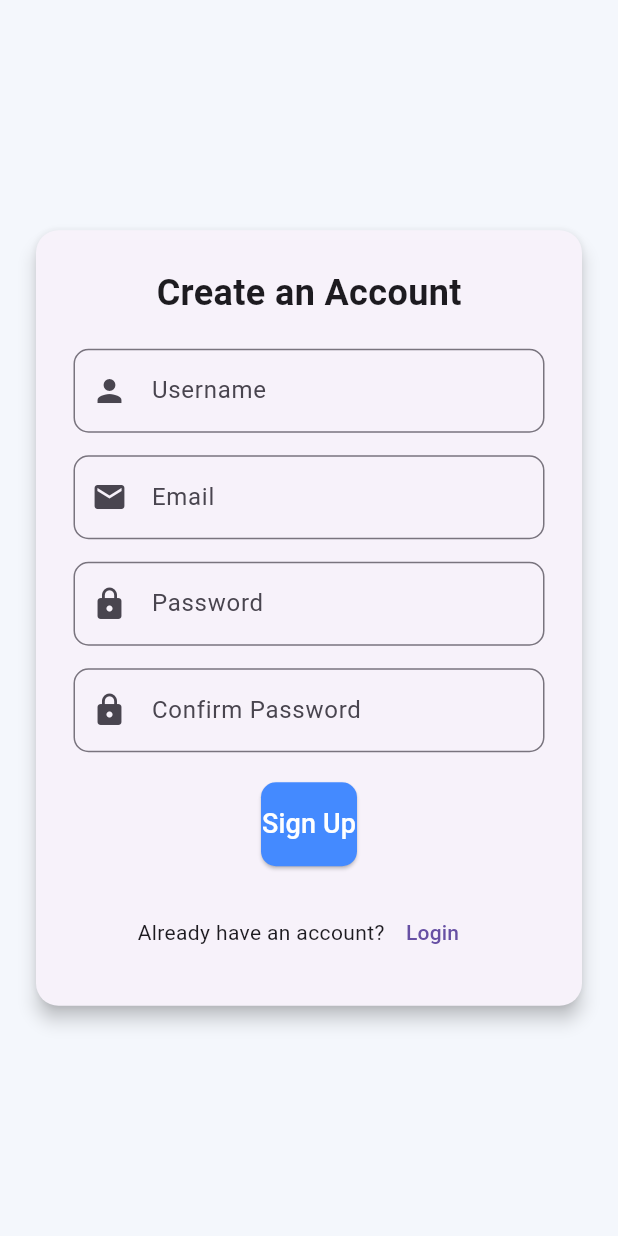
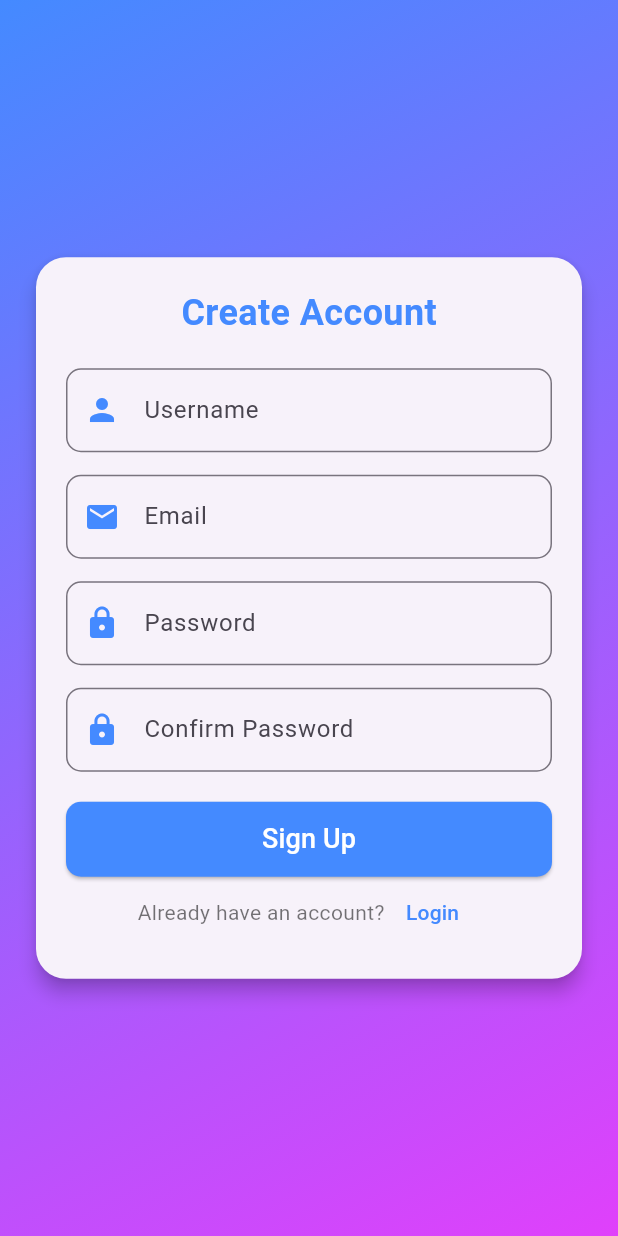
Before and after one commit to filax1/login-page, a Flutter app: the screen it shows after launch, after a tap on "Sign Up", on a phone screen of 412 x 824 dp. Run offline on Flutter 3.47's test engine with Material 3 defaults, Android fonts, the phone set to English and light mode, and no system bars.

Commit message:
make the sign up page consistent with the login page

```diff
--- a/lib/Screens/login_screen.dart
+++ b/lib/Screens/login_screen.dart
@@ -91,7 +91,7 @@ class LoginScreen extends StatelessWidget {
                           onPressed: () {
                             Navigator.push(
                             context,
-                            MaterialPageRoute(builder: (context) => SignUpPage()),
+                            MaterialPageRoute(builder: (context) => SignUpScreen()),
                           );
                           },
                           child: const Text("Sign Up", style: TextStyle(color: Colors.blueAccent)),
--- a/lib/Screens/sign_up_screen.dart
+++ b/lib/Screens/sign_up_screen.dart
@@ -1,182 +1,122 @@
 import 'package:flutter/material.dart';
+import 'home_screen.dart'; // Import the HomeScreen
+import 'login_screen.dart'; // Import LoginScreen for navigation
 
-void main() {
-  runApp(MyApp());
-}
-
-class MyApp extends StatelessWidget {
-  @override
-  Widget build(BuildContext context) {
-    return MaterialApp(
-      home: SignUpPage(),
-      debugShowCheckedModeBanner: false,
-    );
-  }
-}
-
-class SignUpPage extends StatefulWidget {
-  @override
-  _SignUpPageState createState() => _SignUpPageState();
-}
-
-class _SignUpPageState extends State<SignUpPage> {
-  final _formKey = GlobalKey<FormState>();
-
-  final TextEditingController _usernameController = TextEditingController();
-  final TextEditingController _emailController = TextEditingController();
-  final TextEditingController _passwordController = TextEditingController();
-  final TextEditingController _confirmPasswordController = TextEditingController();
+class SignUpScreen extends StatelessWidget {
+  const SignUpScreen({super.key});
 
   @override
   Widget build(BuildContext context) {
+    TextEditingController usernameController = TextEditingController();
+    TextEditingController emailController = TextEditingController();
+    TextEditingController passwordController = TextEditingController();
+    TextEditingController confirmPasswordController = TextEditingController();
+
     return Scaffold(
-      backgroundColor: Color(0xFFF4F7FC),
-      body: Center(
+      body: Container(
+        decoration: const BoxDecoration(
+          gradient: LinearGradient(
+            colors: [Colors.blueAccent, Colors.purpleAccent],
+            begin: Alignment.topLeft,
+            end: Alignment.bottomRight,
+          ),
+        ),
+        child: Center(
           child: Padding(
-          padding: EdgeInsets.symmetric(horizontal: 20),
+            padding: const EdgeInsets.all(20.0),
             child: Card(
-            shape: RoundedRectangleBorder(
-              borderRadius: BorderRadius.circular(15),
-            ),
+              shape: RoundedRectangleBorder(borderRadius: BorderRadius.circular(20)),
               elevation: 5,
               child: Padding(
-              padding: const EdgeInsets.all(25.0),
+                padding: const EdgeInsets.all(20),
                 child: Column(
                   mainAxisSize: MainAxisSize.min,
                   children: [
-                  Text(
-                    'Create an Account',
-                    style: TextStyle(
-                      fontSize: 24,
-                      fontWeight: FontWeight.bold,
+                    const Text(
+                      "Create Account",
+                      style: TextStyle(fontSize: 24, fontWeight: FontWeight.bold, color: Colors.blueAccent),
+                    ),
+                    const SizedBox(height: 20),
+
+                    // Username Field
+                    TextField(
+                      controller: usernameController,
+                      decoration: InputDecoration(
+                        prefixIcon: const Icon(Icons.person, color: Colors.blueAccent),
+                        labelText: "Username",
+                        border: OutlineInputBorder(borderRadius: BorderRadius.circular(10)),
                       ),
                     ),
-                  SizedBox(height: 20),
-                  Form(
-                    key: _formKey,
-                    child: Column(
-                      children: [
-                        // Username Field
-                        TextFormField(
-                          controller: _usernameController,
-                          decoration: InputDecoration(
-                            labelText: 'Username',
-                            border: OutlineInputBorder(
-                              borderRadius: BorderRadius.circular(10),
-                            ),
-                            prefixIcon: Icon(Icons.person),
-                          ),
-                          validator: (value) {
-                            if (value == null || value.isEmpty) {
-                              return 'Please enter a username';
-                            }
-                            return null;
-                          },
-                        ),
-                        SizedBox(height: 15),
+                    const SizedBox(height: 15),
 
                     // Email Field
-                        TextFormField(
-                          controller: _emailController,
+                    TextField(
+                      controller: emailController,
+                      keyboardType: TextInputType.emailAddress,
                       decoration: InputDecoration(
-                            labelText: 'Email',
-                            border: OutlineInputBorder(
-                              borderRadius: BorderRadius.circular(10),
+                        prefixIcon: const Icon(Icons.email, color: Colors.blueAccent),
+                        labelText: "Email",
+                        border: OutlineInputBorder(borderRadius: BorderRadius.circular(10)),
                       ),
-                            prefixIcon: Icon(Icons.email),
                     ),
-                          validator: (value) {
-                            if (value == null || value.isEmpty) {
-                              return 'Please enter an email';
-                            } else if (!RegExp(r"^[a-zA-Z0-9+_.-]+@[a-zA-Z0-9.-]+$").hasMatch(value)) {
-                              return 'Please enter a valid email';
-                            }
-                            return null;
-                          },
-                        ),
-                        SizedBox(height: 15),
+                    const SizedBox(height: 15),
 
                     // Password Field
-                        TextFormField(
-                          controller: _passwordController,
+                    TextField(
+                      controller: passwordController,
                       obscureText: true,
                       decoration: InputDecoration(
-                            labelText: 'Password',
-                            border: OutlineInputBorder(
-                              borderRadius: BorderRadius.circular(10),
+                        prefixIcon: const Icon(Icons.lock, color: Colors.blueAccent),
+                        labelText: "Password",
+                        border: OutlineInputBorder(borderRadius: BorderRadius.circular(10)),
                       ),
-                            prefixIcon: Icon(Icons.lock),
                     ),
-                          validator: (value) {
-                            if (value == null || value.isEmpty) {
-                              return 'Please enter a password';
-                            }
-                            return null;
-                          },
-                        ),
-                        SizedBox(height: 15),
+                    const SizedBox(height: 15),
 
                     // Confirm Password Field
-                        TextFormField(
-                          controller: _confirmPasswordController,
+                    TextField(
+                      controller: confirmPasswordController,
                       obscureText: true,
                       decoration: InputDecoration(
-                            labelText: 'Confirm Password',
-                            border: OutlineInputBorder(
-                              borderRadius: BorderRadius.circular(10),
+                        prefixIcon: const Icon(Icons.lock, color: Colors.blueAccent),
+                        labelText: "Confirm Password",
+                        border: OutlineInputBorder(borderRadius: BorderRadius.circular(10)),
                       ),
-                            prefixIcon: Icon(Icons.lock),
                     ),
-                          validator: (value) {
-                            if (value == null || value.isEmpty) {
-                              return 'Please confirm your password';
-                            } else if (value != _passwordController.text) {
-                              return 'Passwords do not match';
-                            }
-                            return null;
-                          },
-                        ),
-                        SizedBox(height: 20),
+                    const SizedBox(height: 20),
 
                     // Sign Up Button
-                        ElevatedButton(
+                    SizedBox(
+                      width: double.infinity,
+                      child: ElevatedButton(
+                        style: ElevatedButton.styleFrom(
+                          padding: const EdgeInsets.symmetric(vertical: 12),
+                          backgroundColor: Colors.blueAccent,
+                          shape: RoundedRectangleBorder(borderRadius: BorderRadius.circular(10)),
+                        ),
                         onPressed: () {
-                            if (_formKey.currentState?.validate() ?? false) {
-                              ScaffoldMessenger.of(context).showSnackBar(
-                                SnackBar(content: Text('Signing Up...')),
+                          Navigator.pushReplacement(
+                            context,
+                            MaterialPageRoute(builder: (context) => const HomeScreen()),
                           );
-                            }
                         },
-                          style: ElevatedButton.styleFrom(
-                            backgroundColor: Colors.blueAccent,
-                            padding: EdgeInsets.symmetric(vertical: 15),
-                            shape: RoundedRectangleBorder(
-                              borderRadius: BorderRadius.circular(10),
+                        child: const Text("Sign Up", style: TextStyle(fontSize: 18, color: Colors.white)),
                       ),
                     ),
-                          child: Text(
-                            'Sign Up',
-                            style: TextStyle(
-                              fontSize: 18,
-                              color: Colors.white,
-                            ),
-                          ),
-                        ),
-                      ],
-                    ),
-                  ),
-                  SizedBox(height: 20),
 
-                  // Already have an account link
+                    // Already have an account? Login
                     Row(
                       mainAxisAlignment: MainAxisAlignment.center,
                       children: [
-                      Text("Already have an account?"),
+                        const Text("Already have an account?", style: TextStyle(color: Colors.black54)),
                         TextButton(
                           onPressed: () {
-                          // Navigate to login page (if you have one)
+                            Navigator.push(
+                              context,
+                              MaterialPageRoute(builder: (context) => const LoginScreen()),
+                            );
                           },
-                        child: Text('Login'),
+                          child: const Text("Login", style: TextStyle(color: Colors.blueAccent)),
                         ),
                       ],
                     ),
@@ -186,6 +126,7 @@ class _SignUpPageState extends State<SignUpPage> {
             ),
           ),
         ),
+      ),
     );
   }
 }
```
Lines whose indentation alone changed are shown as unchanged.
